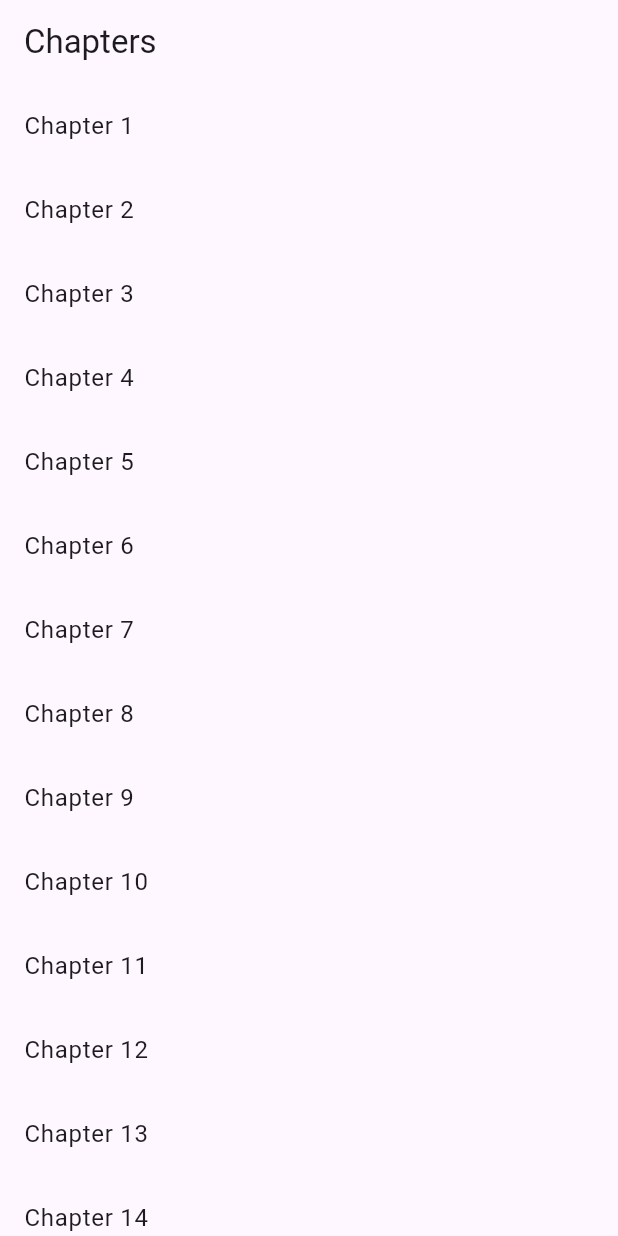
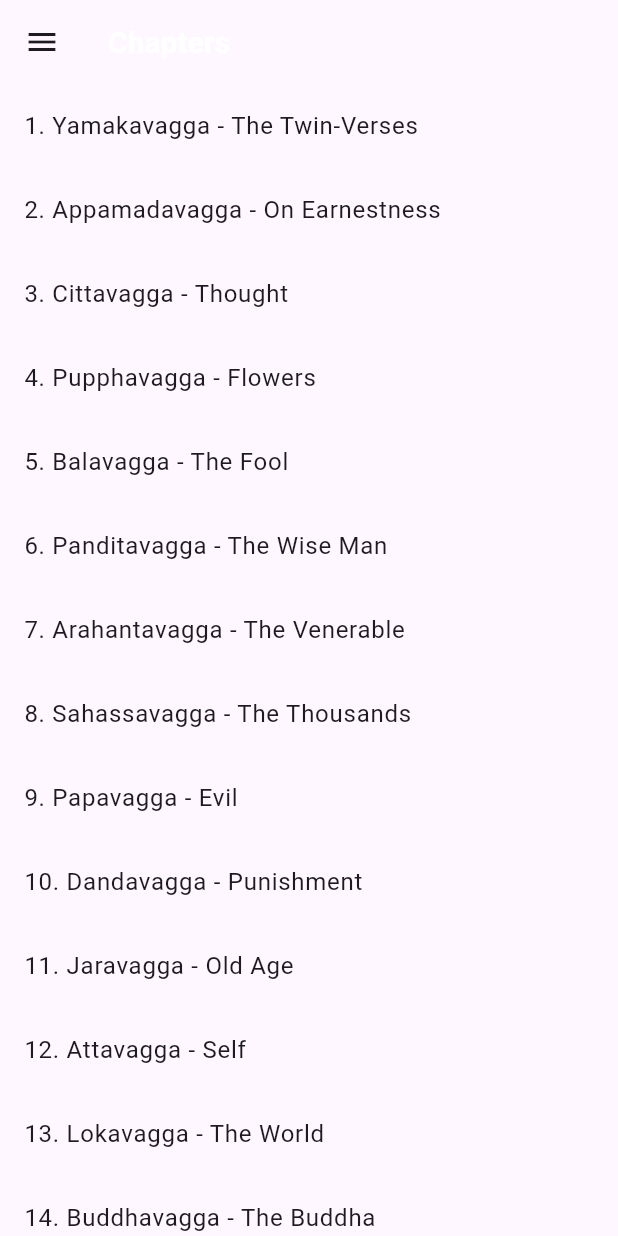
Before and after one commit to s4nj1th/dhammapada, a Flutter app: the screen it shows after launch, on a phone screen of 412 x 824 dp. Run offline on Flutter 3.47's test engine with Material 3 defaults, Android fonts, the phone set to English and light mode, and no system bars.

Commit message:
made few changes > added a simple settings page > chapter displayed on home screen and chapter screen

```diff
--- a/lib/main.dart
+++ b/lib/main.dart
@@ -1,8 +1,16 @@
 import 'package:flutter/material.dart';
+import 'package:provider/provider.dart';
 import 'screens/home_screen.dart';
+import 'screens/settings_screen.dart';
+import 'theme_notifier.dart';
 
 void main() {
-  runApp(const MyApp());
+  runApp(
+    ChangeNotifierProvider(
+      create: (_) => ThemeNotifier(),
+      child: const MyApp(),
+    ),
+  );
 }
 
 class MyApp extends StatelessWidget {
@@ -10,23 +18,33 @@ class MyApp extends StatelessWidget {
 
   @override
   Widget build(BuildContext context) {
+    final themeNotifier = Provider.of<ThemeNotifier>(context);
+
     return MaterialApp(
       title: 'Dhammapada',
       debugShowCheckedModeBanner: false,
-      themeMode: ThemeMode.system, // Uses system setting
+      themeMode: themeNotifier.themeMode,
       theme: ThemeData(
         brightness: Brightness.light,
         primarySwatch: Colors.indigo,
         useMaterial3: true,
+        appBarTheme: const AppBarTheme(
+          titleTextStyle: TextStyle(fontWeight: FontWeight.bold, fontSize: 20),
+        ),
       ),
       darkTheme: ThemeData(
         brightness: Brightness.dark,
         primarySwatch: Colors.indigo,
         useMaterial3: true,
-        scaffoldBackgroundColor: const Color(0xFF121212),
-        cardColor: const Color(0xFF1E1E1E),
+        appBarTheme: const AppBarTheme(
+          titleTextStyle: TextStyle(fontWeight: FontWeight.bold, fontSize: 20),
+        ),
       ),
-      home: const HomeScreen(),
+      initialRoute: '/',
+      routes: {
+        '/': (context) => const HomeScreen(),
+        '/settings': (context) => const SettingsScreen(),
+      },
     );
   }
 }
--- a/lib/screens/home_screen.dart
+++ b/lib/screens/home_screen.dart
@@ -13,15 +13,15 @@ class HomeScreen extends StatefulWidget {
 }
 
 class _HomeScreenState extends State<HomeScreen> {
-  late Future<List<Verse>> _futureQuotes;
+  late Future<List<Verse>> _futureVerses;
+  late Future<Map<int, Chapter>> _futureChapters;
 
-  Future<List<Verse>> loadQuotes() async {
+  Future<List<Verse>> loadVerses() async {
     final jsonString = await rootBundle.loadString('assets/verses.json');
     final Map<String, dynamic> jsonData = json.decode(jsonString);
-    final verses = jsonData.entries
+    return jsonData.entries
         .map((entry) => Verse.fromJson(entry.key, entry.value))
         .toList();
-    return verses;
   }
 
   Future<Map<int, Chapter>> loadChapters() async {
@@ -39,44 +39,119 @@ class _HomeScreenState extends State<HomeScreen> {
   @override
   void initState() {
     super.initState();
-    _futureQuotes = loadQuotes();
+    _futureVerses = loadVerses();
+    _futureChapters = loadChapters();
   }
 
   @override
   Widget build(BuildContext context) {
     return Scaffold(
       appBar: AppBar(title: const Text('Chapters')),
+      drawer: Drawer(
+        child: ListView(
+          padding: EdgeInsets.zero,
+          children: <Widget>[
+            DrawerHeader(
+              decoration: BoxDecoration(
+                color: Theme.of(context).colorScheme.primary,
+              ),
+              child: Column(
+                crossAxisAlignment: CrossAxisAlignment.start,
+                children: [
+                  // Add a logo or app name here
+                  Text(
+                    'Dhammapada',
+                    style: TextStyle(
+                      color: Theme.of(context).colorScheme.onPrimary,
+                      fontSize: 24,
+                      fontWeight: FontWeight.bold,
+                    ),
+                  ),
+                  const SizedBox(height: 8),
+                  Text(
+                    'Verses of the Buddha',
+                    style: TextStyle(
+                      color: Theme.of(
+                        context,
+                      ).colorScheme.onPrimary.withAlpha(200),
+                      fontSize: 14,
+                    ),
+                  ),
+                ],
+              ),
+            ),
+            ListTile(
+              leading: const Icon(Icons.book),
+              title: const Text('Chapters'),
+              onTap: () {
+                Navigator.pop(context); // Close the drawer
+              },
+            ),
+            ListTile(
+              leading: const Icon(Icons.settings),
+              title: const Text('Settings'),
+              onTap: () {
+                Navigator.pop(context);
+                Navigator.pushNamed(context, '/settings');
+              },
+            ),
+            // Add more options here if needed
+          ],
+        ),
+      ),
       body: FutureBuilder<List<Verse>>(
-        future: _futureQuotes,
-        builder: (context, snapshot) {
-          if (snapshot.connectionState == ConnectionState.waiting) {
+        future: _futureVerses,
+        builder: (context, versesSnapshot) {
+          if (versesSnapshot.connectionState == ConnectionState.waiting) {
             return const Center(child: CircularProgressIndicator());
-          } else if (snapshot.hasError) {
+          } else if (versesSnapshot.hasError) {
             return const Center(child: Text('Error loading verses'));
-          } else {
-            final verses = snapshot.data!;
-            final chapters = verses.map((q) => q.chapter).toSet().toList()
-              ..sort();
+          }
+
+          return FutureBuilder<Map<int, Chapter>>(
+            future: _futureChapters,
+            builder: (context, chaptersSnapshot) {
+              if (chaptersSnapshot.connectionState == ConnectionState.waiting) {
+                return const Center(child: CircularProgressIndicator());
+              } else if (chaptersSnapshot.hasError) {
+                return const Center(child: Text('Error loading chapters'));
+              }
+
+              final verses = versesSnapshot.data!;
+              final chapterMap = chaptersSnapshot.data!;
+              final chapterIds = chapterMap.keys.toList()..sort();
 
               return ListView.builder(
-              itemCount: chapters.length,
+                itemCount: chapterIds.length,
                 itemBuilder: (context, index) {
-                final chapter = chapters[index];
+                  final chapterId = chapterIds[index];
+                  final chapter = chapterMap[chapterId]!;
+
                   return ListTile(
-                  title: Text('Chapter $chapter'),
+                    title: Text(
+                      '$chapterId. ${chapter.pali} - ${chapter.english}',
+                    ),
                     onTap: () {
+                      final chapterVerses = verses
+                          .where((verse) => verse.chapter == chapterId)
+                          .toList();
+
                       Navigator.push(
                         context,
                         MaterialPageRoute(
-                        builder: (_) =>
-                            ChapterScreen(chapter: chapter, verses: verses),
+                          builder: (_) => ChapterScreen(
+                            chapter: chapterId,
+                            verses: chapterVerses,
+                            chapterName: chapter,
+                          ),
                         ),
                       );
                     },
                   );
                 },
               );
-          }
+            },
+          );
         },
       ),
     );
--- /dev/null
+++ b/lib/theme_notifier.dart
@@ -0,0 +1,12 @@
+import 'package:flutter/material.dart';
+
+class ThemeNotifier extends ChangeNotifier {
+  ThemeMode _themeMode = ThemeMode.system;
+
+  ThemeMode get themeMode => _themeMode;
+
+  void toggleTheme(bool isDarkMode) {
+    _themeMode = isDarkMode ? ThemeMode.dark : ThemeMode.light;
+    notifyListeners();
+  }
+}
--- a/pubspec.yaml
+++ b/pubspec.yaml
@@ -34,6 +34,7 @@ dependencies:
   # The following adds the Cupertino Icons font to your application.
   # Use with the CupertinoIcons class for iOS style icons.
   cupertino_icons: ^1.0.8
+  provider: ^6.1.0
 
 dev_dependencies:
   flutter_test:
@@ -62,6 +63,7 @@ flutter:
   #   - images/a_dot_burr.jpeg
   #   - images/a_dot_ham.jpeg
   assets:
+    - assets/chapters.json
     - assets/verses.json
 
   # An image asset can refer to one or more resolution-specific "variants", see
```
Also changed, not shown: lib/screens/chapter_screen.dart (+17 -12 lines), lib/screens/settings_screen.dart (added, +40 -0 lines), pubspec.lock. Lines whose indentation alone changed are shown as unchanged.
